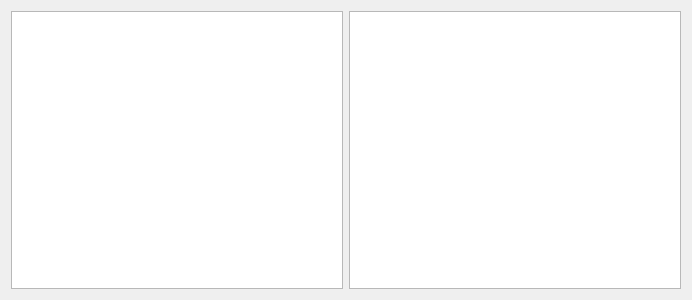
First picture: the form in filebrowerdiag.ui, repository pkhodadoustan/NFLFootballTouring, before the edit.
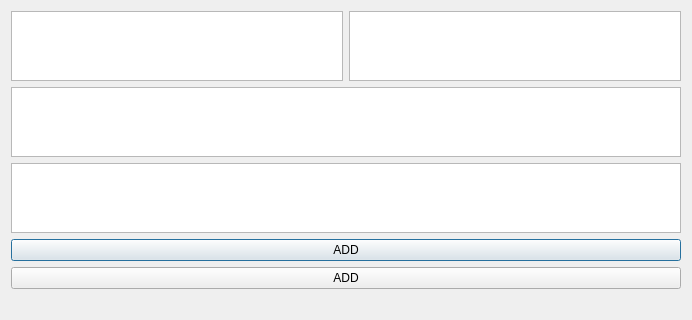
Second picture: the form after the edit.

```diff
--- a/filebrowerdiag.ui
+++ b/filebrowerdiag.ui
@@ -24,6 +24,36 @@
      </item>
     </layout>
    </item>
+   <item>
+    <widget class="QTableWidget" name="fileTable"/>
+   </item>
+   <item>
+    <widget class="QTableWidget" name="souvTable"/>
+   </item>
+   <item>
+    <widget class="QPushButton" name="addBut">
+     <property name="text">
+      <string>ADD</string>
+     </property>
+    </widget>
+   </item>
+   <item>
+    <widget class="QPushButton" name="add2">
+     <property name="text">
+      <string>ADD</string>
+     </property>
+    </widget>
+   </item>
+   <item>
+    <widget class="QLabel" name="errorLabel">
+     <property name="text">
+      <string/>
+     </property>
+     <property name="alignment">
+      <set>Qt::AlignCenter</set>
+     </property>
+    </widget>
+   </item>
   </layout>
  </widget>
  <resources/>
```
